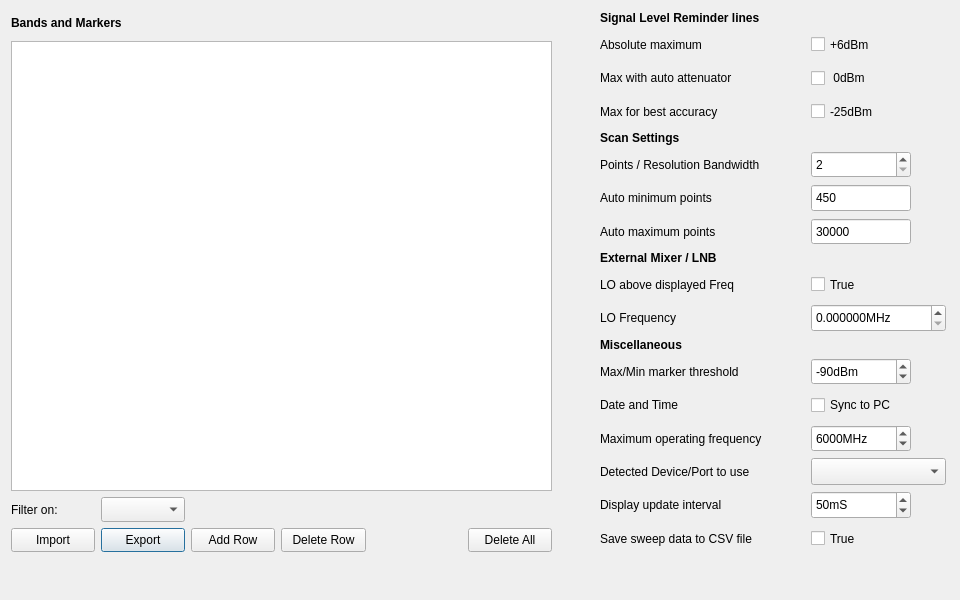
g4ixt/QtTinySA, file src/preferences.ui: the form before one commit.
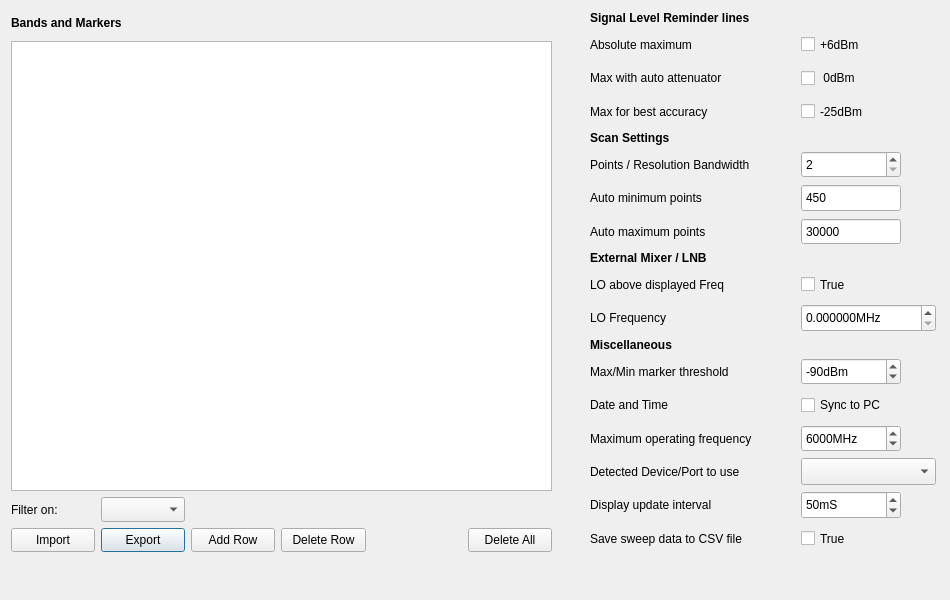
The form after the commit.

Diff of the .ui file:
```diff
--- a/src/preferences.ui
+++ b/src/preferences.ui
@@ -6,7 +6,7 @@
    <rect>
     <x>0</x>
     <y>0</y>
-    <width>960</width>
+    <width>950</width>
     <height>600</height>
    </rect>
   </property>
@@ -211,7 +211,7 @@
   <widget class="QWidget" name="layoutWidget">
    <property name="geometry">
     <rect>
-     <x>600</x>
+     <x>590</x>
      <y>11</y>
      <width>346</width>
      <height>581</height>
```
